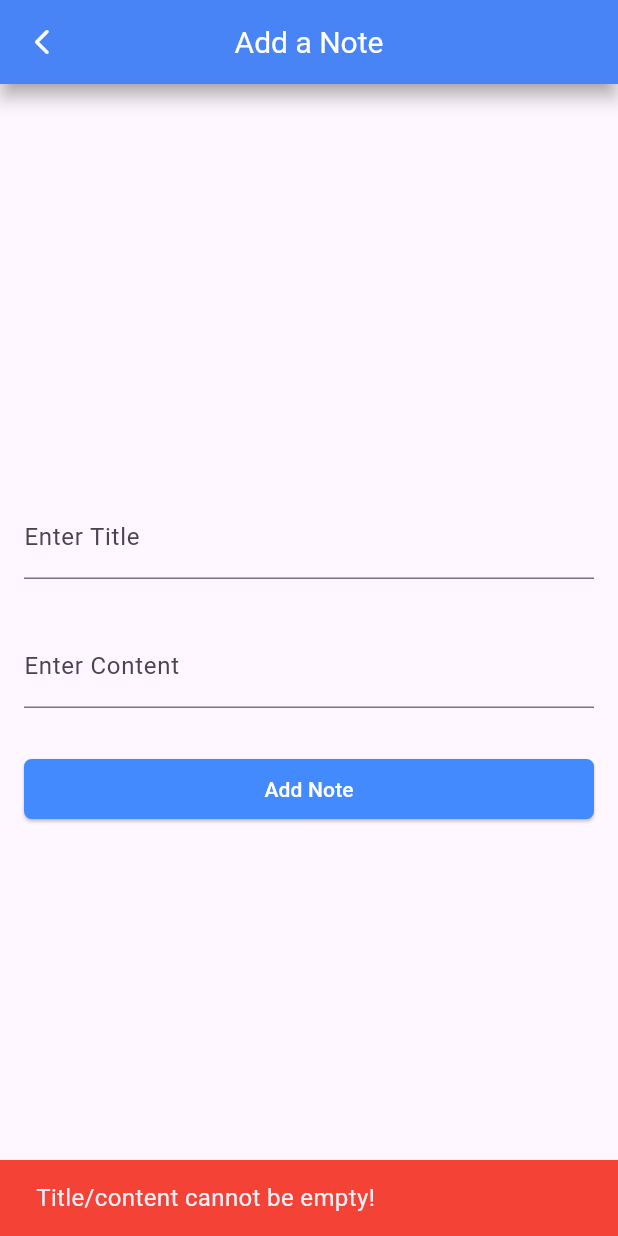
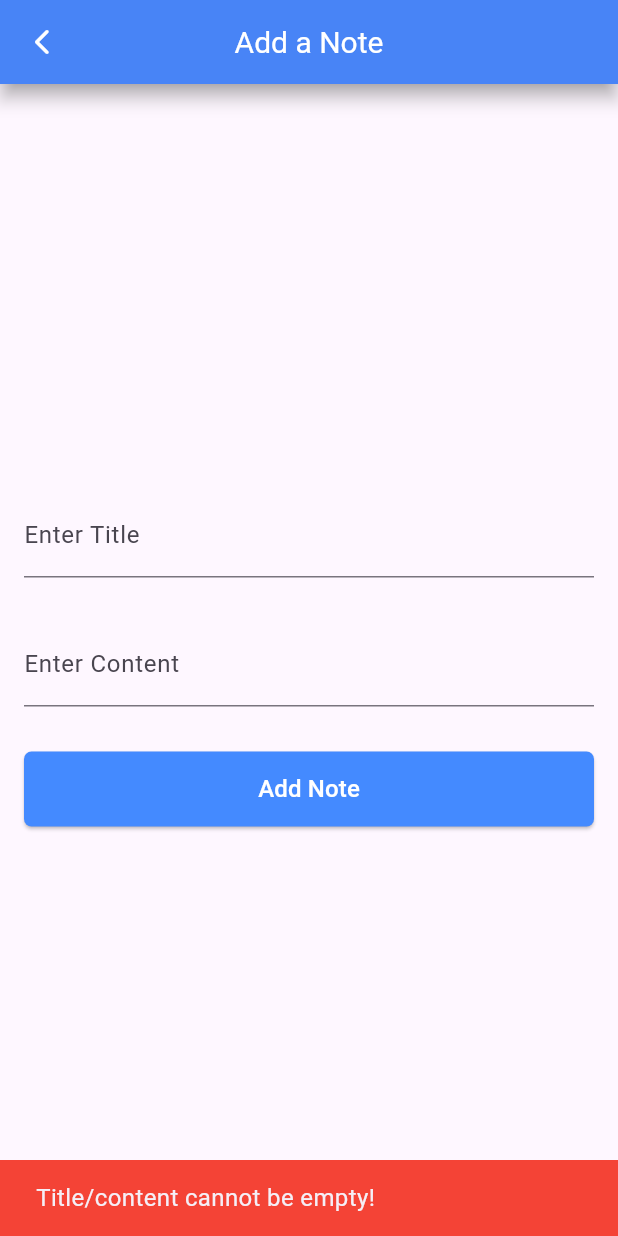
Before and after one commit to skfareeduddin/todo_list, a Flutter app: the AddNoteScreen screen opened by its route, after a tap on "Add Note", on a phone screen of 412 x 824 dp. Run offline on Flutter 3.47's test engine with Material 3 defaults, Android fonts, the phone set to English and light mode, and no system bars; our stand-ins replace shared_preferences; accounts and stored records are empty.

Commit message:
Minor changes.

```diff
--- a/lib/screens/add_note.dart
+++ b/lib/screens/add_note.dart
@@ -45,7 +45,7 @@ class _AddNoteScreenState extends State<AddNoteScreen> {
             'Note created successfully!',
             style: TextStyle(fontSize: 16.0),
           ),
-          duration: Duration(seconds: 2),
+          duration: Duration(seconds: 1),
         );
         Navigator.pop(context);
         ScaffoldMessenger.of(context).showSnackBar(snackBar);
@@ -98,7 +98,9 @@ class _AddNoteScreenState extends State<AddNoteScreen> {
                 decoration: const InputDecoration(labelText: 'Enter Content'),
               ),
               const SizedBox(height: 30),
-              ElevatedButton(
+              SizedBox(
+                height: 50.0,
+                child: ElevatedButton(
                   style: ButtonStyle(
                     shape: MaterialStateProperty.all(
                       const RoundedRectangleBorder(
@@ -107,14 +109,19 @@ class _AddNoteScreenState extends State<AddNoteScreen> {
                         ),
                       ),
                     ),
-                  backgroundColor: MaterialStateProperty.all(Colors.blueAccent),
+                    backgroundColor:
+                        MaterialStateProperty.all(Colors.blueAccent),
                   ),
                   onPressed: () {
                     createNote();
                   },
                   child: const Text(
                     'Add Note',
-                  style: TextStyle(color: Colors.white),
+                    style: TextStyle(
+                      color: Colors.white,
+                      fontSize: 16.0,
+                    ),
+                  ),
                 ),
               ),
             ],
--- a/lib/screens/home_screen.dart
+++ b/lib/screens/home_screen.dart
@@ -76,7 +76,7 @@ class HomeScreen extends StatelessWidget {
                         'Note deleted successfully!',
                         style: TextStyle(fontSize: 16.0),
                       ),
-                      duration: Duration(seconds: 2),
+                      duration: Duration(seconds: 1),
                     );
                     ScaffoldMessenger.of(context).showSnackBar(snackBar);
                   },
```
Also changed, not shown: lib/screens/edit_note.dart (+7 -3 lines). Lines whose indentation alone changed are shown as unchanged.
